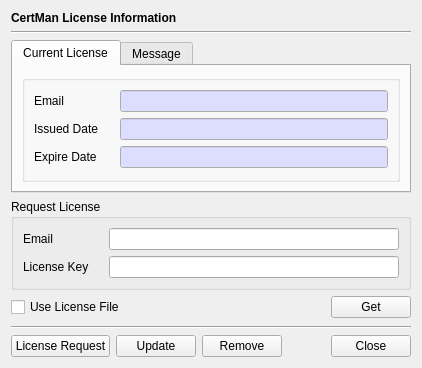
Before: the Qt Designer form CertMan/lcn_info_dlg.ui in jykim74/CertMan, drawn with Qt 5.
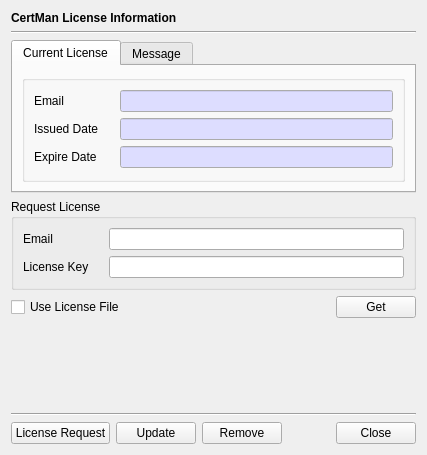
After: the same form once the commit is applied. Icons and pictures are not drawn.

Patch:
```diff
--- a/CertMan/lcn_info_dlg.ui
+++ b/CertMan/lcn_info_dlg.ui
@@ -6,8 +6,8 @@
    <rect>
     <x>0</x>
     <y>0</y>
-    <width>418</width>
-    <height>368</height>
+    <width>427</width>
+    <height>455</height>
    </rect>
   </property>
   <property name="windowTitle">
```
